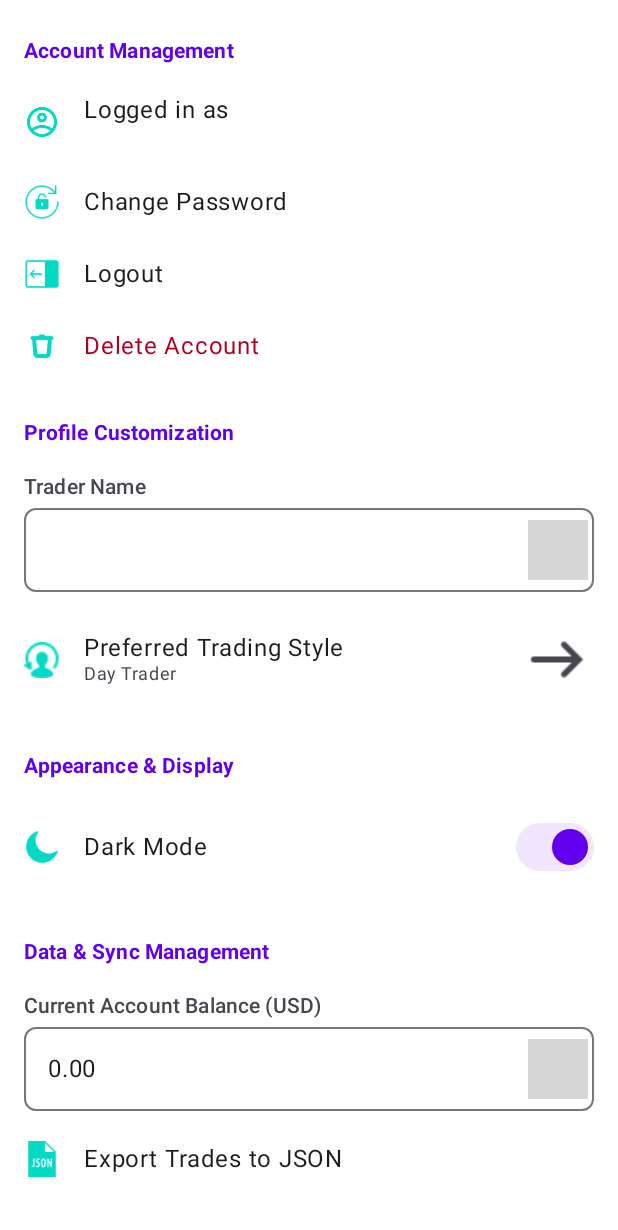
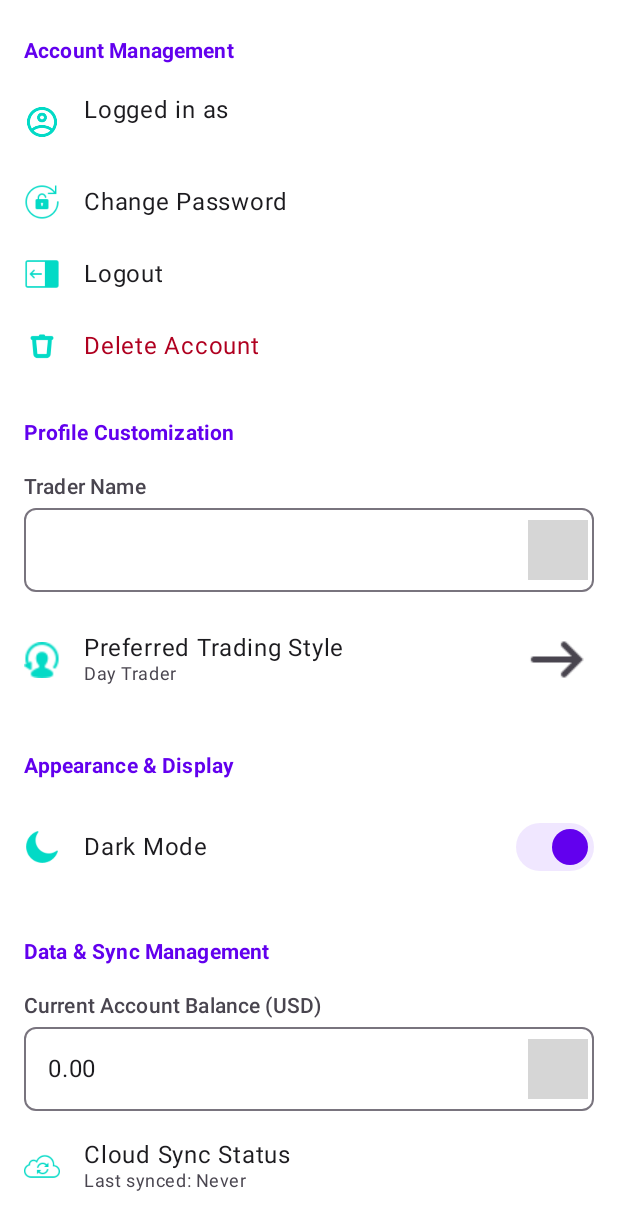
Before and after one commit to dummbroke/ProfitPath, an Android app built with Jetpack Compose: the @Preview function SettingsScreenPreviewLight, on a phone screen of 412 x 824 dp. Shown: the top 1230 px of the screen. Run offline under Robolectric (Android 15) with nearby library versions, the phone set to English and light mode, and no system bars; our stand-ins replace Firebase (no records; nobody signed in at launch, a user with empty details on screens opened directly); grey boxes are pictures that could not be loaded.

Commit message:
fix Settings Page Error

```diff
--- a/app/src/main/java/com/dummbroke/profitpath/ui/settings/SettingsScreen.kt
+++ b/app/src/main/java/com/dummbroke/profitpath/ui/settings/SettingsScreen.kt
@@ -208,8 +208,6 @@ fun SettingsScreen(
                 },
                 keyboardOptions = KeyboardOptions(keyboardType = KeyboardType.Number, imeAction = ImeAction.Done)
             )
-            SettingItem(iconRes = R.drawable.ic_settings_export_json_placeholder, title = "Export Trades to JSON", isClickable = true, onClick = { /* TODO: Handle JSON Export */ }) {}
-            SettingItem(iconRes = R.drawable.ic_settings_export_csv_placeholder, title = "Export Trades to CSV", isClickable = true, onClick = { /* TODO: Handle CSV Export */ }) {}
             SettingItem(iconRes = R.drawable.ic_settings_cloud_sync_placeholder, title = "Cloud Sync Status", subtitle = cloudSyncStatus)
         }
 
```
